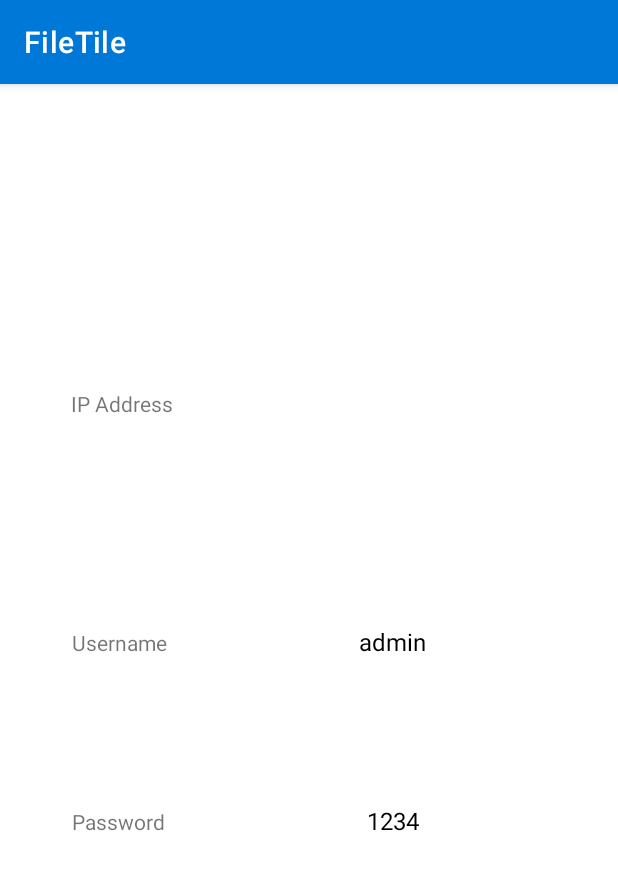
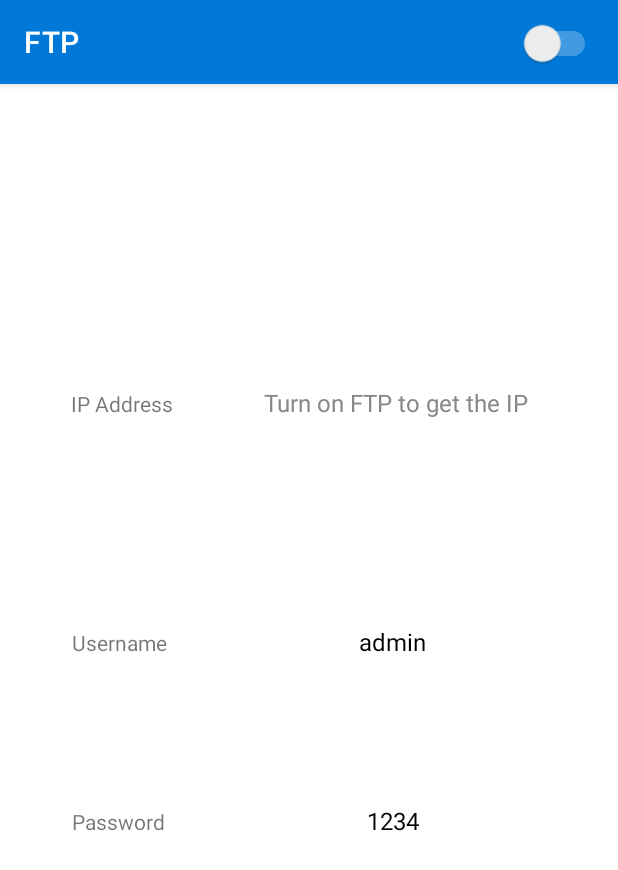
Before and after one commit to DeepakBalaraman/FileTile, an Android app: the screen it shows after launch (MainActivity), on a phone screen of 412 x 824 dp. Shown: the top 870 px of the screen. Run offline under Robolectric (Android 15) with nearby library versions, the phone set to English and light mode, and no system bars; 3 statements that could not run were skipped.

Commit message:
Switch implemented

```diff
--- a/app/src/main/java/com/deepakb/app/filetile/MainActivity.java
+++ b/app/src/main/java/com/deepakb/app/filetile/MainActivity.java
@@ -3,14 +3,18 @@ package com.deepakb.app.filetile;
 import android.annotation.SuppressLint;
 import android.app.AlertDialog;
 import android.content.Context;
+import android.graphics.Color;
 import android.net.wifi.WifiInfo;
 import android.net.wifi.WifiManager;
 import android.os.Bundle;
 import android.os.Environment;
 import android.util.Log;
+import android.view.Menu;
+import android.view.MenuItem;
+import android.widget.CompoundButton;
 import android.widget.EditText;
-import android.widget.Toast;
-import static android.widget.Toast.LENGTH_LONG;
+import android.widget.Switch;
+import android.widget.TextView;
 
 import androidx.appcompat.app.AppCompatActivity;
 
@@ -56,22 +60,46 @@ public class MainActivity extends AppCompatActivity {
     protected void onCreate(Bundle savedInstanceState) {
        super.onCreate(savedInstanceState);
        setContentView(R.layout.activity_main);
-       Toast.makeText(this, "TestMain", LENGTH_LONG).show();
+       setTitle("FTP");
+    }
+
+    @Override
+    public boolean onCreateOptionsMenu(Menu menu){
+        super.onCreateOptionsMenu(menu);
+        TextView ipa=(TextView) findViewById(R.id.IPAdd);
+        ipa.setText("Turn on FTP to get the IP");
+        ipa.setTextColor(Color.GRAY);
+        getMenuInflater().inflate(R.menu.action_menu, menu);
+        MenuItem itemswitch = menu.findItem(R.id.switch_action_bar);
+        itemswitch.setActionView(R.layout.use_switch);
+        Switch ftpSwitch = (Switch) menu.findItem(R.id.switch_action_bar).getActionView().findViewById(R.id.ftp_switch);
+        ftpSwitch.setChecked(false);
         ftpServer = sFactory.createServer();
+        ftpSwitch.setOnCheckedChangeListener((compoundButton, b) -> {
+            if(b){
                 try {
-            if(isHotspotOn(this)||isWifiConnected(this)) {
+                    if(isHotspotOn(MainActivity.this)||isWifiConnected(MainActivity.this)) {
                         manageServer();
                     }
                     else{
-                AlertDialog.Builder builder = new AlertDialog.Builder(this);
+                        AlertDialog.Builder builder = new AlertDialog.Builder(MainActivity.this);
                         builder.setMessage("Connect to a Wifi Network or Turn on Hotspot to continue");
                         builder.setTitle("Error");
                         builder.setPositiveButton("Ok", ((dialogInterface, i) -> dialogInterface.dismiss()));
                         builder.show();
+                        ftpSwitch.setChecked(false);
                     }
                 } catch (IllegalAccessException | InvocationTargetException i) {
                     i.printStackTrace();
                 }
+            }else{
+                ipa.setText("Turn on FTP to get the IP");
+                ipa.setTextColor(Color.GRAY);
+                ftpServer.suspend();
+            }
+        });
+
+        return true;
     }
 
     @Override
@@ -101,8 +129,8 @@ public class MainActivity extends AppCompatActivity {
             userFactory.setPasswordEncryptor(new SaltedPasswordEncryptor());
             UserManager u = userFactory.createUserManager();
             BaseUser bu = new BaseUser();
-            bu.setName("Admin");
-            bu.setPassword("2212");
+            bu.setName("admin");
+            bu.setPassword("1234");
             bu.setHomeDirectory(Environment.getExternalStorageDirectory().getPath());
 
             List<Authority> lAuth = new ArrayList<>();
@@ -153,8 +181,6 @@ public class MainActivity extends AppCompatActivity {
 
             try{
                 ftpServer.start();
-                EditText ipa=(EditText)findViewById(R.id.IPAdd);
-                ipa.setText(String.format("ftp://%s:%s", ipAddress(this), lFactory.getPort()));
             } catch (FtpException e) {
                 e.printStackTrace();
             }
@@ -165,6 +191,10 @@ public class MainActivity extends AppCompatActivity {
         else {
             ftpServer.suspend();
         }
+
+        TextView ipa=(TextView)findViewById(R.id.IPAdd);
+        ipa.setText(String.format("ftp://%s:%s", ipAddress(this), lFactory.getPort()));
+        ipa.setTextColor(Color.BLACK);
     }
 
     private boolean isHotspotOn(Context context) throws IllegalAccessException, InvocationTargetException{
```
Lines whose indentation alone changed are shown as unchanged.
